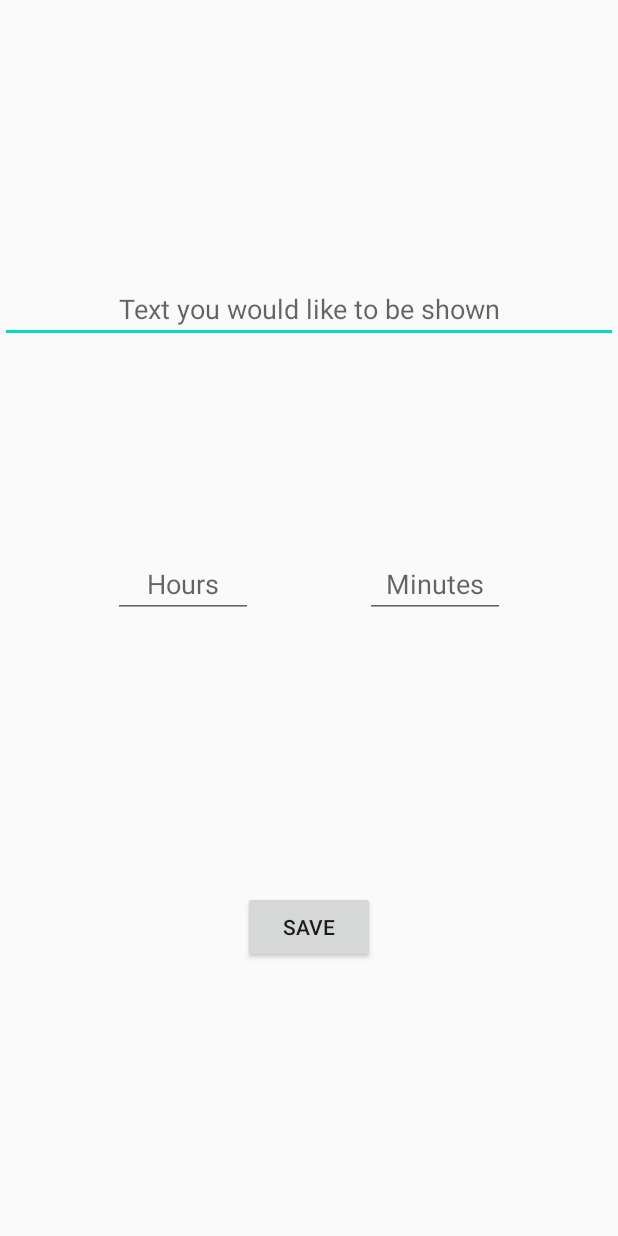
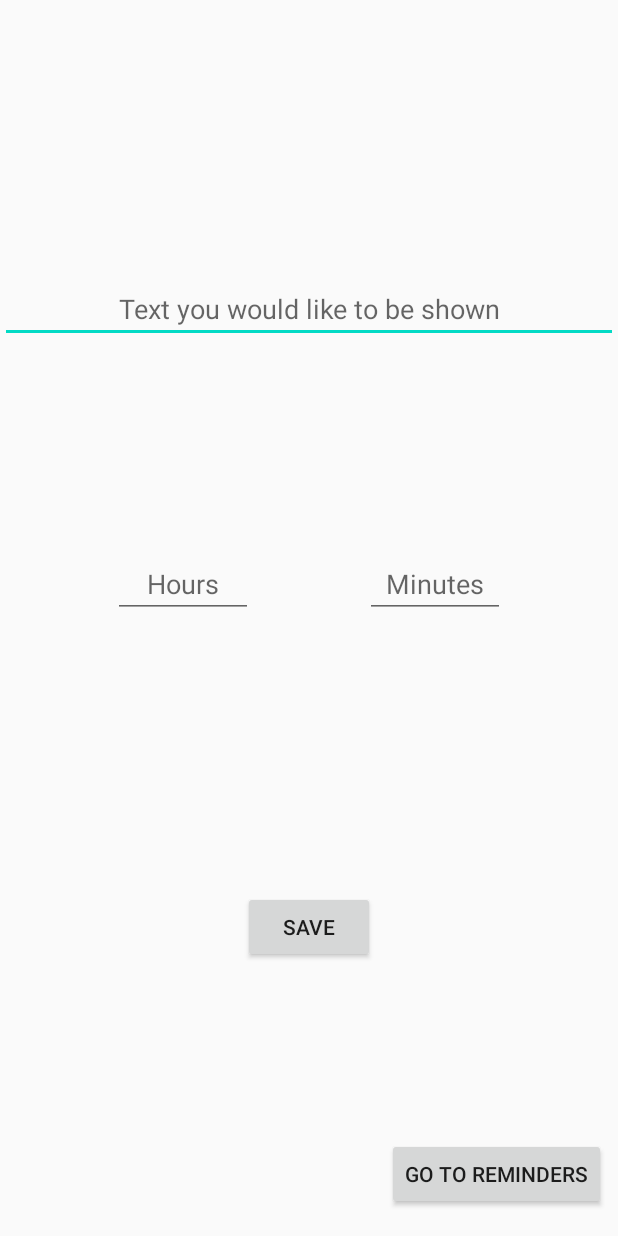
Before and after one commit to go-ammar/FixItReminder, an Android app: the screen it shows after launch (MainActivity), on a phone screen of 412 x 824 dp. Run offline under Robolectric (Android 15) with nearby library versions, the phone set to English and light mode, and no system bars.

Commit message:
bohat saari cheezen pt2

```diff
--- a/app/src/main/java/com/example/fixitreminder/Database.java
+++ b/app/src/main/java/com/example/fixitreminder/Database.java
@@ -29,7 +29,7 @@ public class Database {
         ourContext = context;
     }
 
-    private class DatabaseHelp extends SQLiteOpenHelper {
+    public class DatabaseHelp extends SQLiteOpenHelper {
 
 
         public DatabaseHelp(@Nullable Context context) {
@@ -37,6 +37,10 @@ public class Database {
             super(context, DATABASE_NAME, null, DATABASE_VERSION);
         }
 
+        @Override
+        public SQLiteDatabase getWritableDatabase() {
+            return super.getWritableDatabase();
+        }
 
         @Override
         public void onCreate(SQLiteDatabase db) {
@@ -76,20 +80,25 @@ public class Database {
         dbHelper.close();
     }
 
-    public void insertData(int time, String comment) {
+    public long insertData(int time, String comment) {
 
-//        SQLiteDatabase db = this.getWritableDatabase();
-//        db.beginTransaction();
+        ourDatabase = dbHelper.getWritableDatabase();
+        ourDatabase.beginTransaction();
+        Log.d("humariApp", "insertData: ");
 
         ContentValues contentValues = new ContentValues();
         contentValues.put(COL_1, time);
         contentValues.put(COL_2, comment);
-        ourDatabase.insert(table1, null, contentValues);
-//        ourDatabase.setTransactionSuccessful();
-//        ourDatabase.endTransaction();
+        Log.d("humariApp", "insertData: "+ contentValues);
         Log.d("humariApp", "Data entered successfully: ");
+        ourDatabase.setTransactionSuccessful();
+        ourDatabase.endTransaction();
+
+        return ourDatabase.insert(DATABASE_NAME, null, contentValues);
 
     }
+
+
 
 
     public String getData() {
@@ -97,8 +106,8 @@ public class Database {
         Cursor cursor = ourDatabase.query(table1, columns, null, null,
                 null, null, null);
         String comment = "";
-        int iRowId = cursor.getColumnIndex(COL_0);
-        int iRowTime = cursor.getColumnIndex(COL_1);
+//        int iRowId = cursor.getColumnIndex(COL_0);
+//        int iRowTime = cursor.getColumnIndex(COL_1);
         int iRowComment = cursor.getColumnIndex(COL_2);
 
         for (cursor.moveToFirst(); !cursor.isAfterLast(); cursor.moveToNext()) {
--- a/app/src/main/java/com/example/fixitreminder/MainActivity.java
+++ b/app/src/main/java/com/example/fixitreminder/MainActivity.java
@@ -21,7 +21,7 @@ public class MainActivity extends AppCompatActivity {
     EditText mins;
     EditText hours;
     Database mHelper;
-
+    Button mButtonshift;
 
     int totalDelay = 5000;
 
@@ -40,8 +40,9 @@ public class MainActivity extends AppCompatActivity {
         mButton =  findViewById(R.id.saveButton);
         mins = findViewById(R.id.editTextMins);
         hours =  findViewById(R.id.editTextHours);
+        mButtonshift = findViewById(R.id.shift_button);
         mHelper = new Database(this);
-
+        mHelper.open();
 
         mButton.setOnClickListener(new View.OnClickListener() {
             @Override
@@ -49,13 +50,22 @@ public class MainActivity extends AppCompatActivity {
                 //TODO what happens when you click the save button? logic goes here.
 //totalDelay = 1000 * 60 * Integer.parseInt(mins.getText().toString()) + (Integer.parseInt(hours.getText().toString()) * 60);
 
-                mHelper.insertData(1000 * 60 * Integer.parseInt(mins.getText().toString().trim()) +
-                                (Integer.parseInt(hours.getText().toString().trim()) * 60),
+                mHelper.insertData(1000 * 60 * Integer.parseInt(mins.getText().toString()) +
+                                (Integer.parseInt(hours.getText().toString()) * 60),
                                 message.getText().toString().trim());
 
                 message.setText(R.string.reminder_text);
                 mins.setText(R.string.time_mins);
                 hours.setText(R.string.time_hrs);
+            }
+        });
+        mHelper.close();
+
+        mButtonshift.setOnClickListener(new View.OnClickListener() {
+            @Override
+            public void onClick(View v) {
+                Intent intent = new Intent(getApplicationContext(), Reminder.class );
+                startActivity(intent);
             }
         });
 
@@ -67,7 +77,7 @@ public class MainActivity extends AppCompatActivity {
                 //do something
                 PowerManager pm = (PowerManager) getSystemService(Context.POWER_SERVICE);
                 isScreenOn = pm.isInteractive();
-                Log.d("humariApp", "onCreate after delay again and again: " + isScreenOn);
+     //           Log.d("humariApp", "onCreate after delay again and again: " + isScreenOn);
                 handler.postDelayed(runnable, totalDelay);
             }
         }, totalDelay);
@@ -100,7 +110,7 @@ public class MainActivity extends AppCompatActivity {
                 //do something
                 PowerManager pm = (PowerManager) getSystemService(Context.POWER_SERVICE);
                 isScreenOn = pm.isInteractive();
-                Log.d("humariApp", "onStop after delay again and again: " + isScreenOn);
+  //              Log.d("humariApp", "onStop after delay again and again: " + isScreenOn);
                 handler.postDelayed(runnable, totalDelay);
             }
         }, totalDelay);
@@ -140,7 +150,7 @@ public class MainActivity extends AppCompatActivity {
                 //do something
                 PowerManager pm = (PowerManager) getSystemService(Context.POWER_SERVICE);
                 isScreenOn = pm.isInteractive();
-                Log.d("humariApp", "onPause after delay again and again: " + isScreenOn);
+ //               Log.d("humariApp", "onPause after delay again and again: " + isScreenOn);
                 handler.postDelayed(runnable, totalDelay);
             }
         }, totalDelay);
@@ -168,7 +178,7 @@ public class MainActivity extends AppCompatActivity {
                 //do something
                 PowerManager pm = (PowerManager) getSystemService(Context.POWER_SERVICE);
                 isScreenOn = pm.isInteractive();
-                Log.d("humariApp", "onResume after delay again and again: " + isScreenOn);
+   //             Log.d("humariApp", "onResume after delay again and again: " + isScreenOn);
                 handler.postDelayed(runnable, totalDelay);
             }
         }, totalDelay);
--- a/app/src/main/java/com/example/fixitreminder/Reminder.java
+++ b/app/src/main/java/com/example/fixitreminder/Reminder.java
@@ -3,6 +3,7 @@ package com.example.fixitreminder;
 import androidx.appcompat.app.AppCompatActivity;
 
 import android.os.Bundle;
+import android.util.Log;
 import android.widget.TextView;
 
 public class Reminder extends AppCompatActivity {
@@ -14,6 +15,7 @@ public class Reminder extends AppCompatActivity {
         super.onCreate(savedInstanceState);
         setContentView(R.layout.activity_reminder);
 
+        Log.d("humariApp", "onCreate reminder activity: ");
         db = new Database(this);
         mReminders.setText(db.getData());
     }
--- a/app/src/main/res/layout/activity_main.xml
+++ b/app/src/main/res/layout/activity_main.xml
@@ -27,42 +27,59 @@
         android:id="@+id/EditTextmessage"
         android:layout_width="0dp"
         android:layout_height="wrap_content"
+        android:autofillHints=""
         android:ems="10"
         android:gravity="center"
+        android:hint="@string/reminder_text"
         android:inputType="textPersonName"
         app:layout_constraintBottom_toTopOf="@+id/guideline"
         app:layout_constraintEnd_toEndOf="parent"
         app:layout_constraintHorizontal_bias="0.497"
         app:layout_constraintStart_toStartOf="parent"
-        app:layout_constraintTop_toTopOf="parent"
-        android:hint="@string/reminder_text"
-        android:autofillHints="" />
+        app:layout_constraintTop_toTopOf="parent" />
 
     <EditText
         android:id="@+id/editTextHours"
         android:layout_width="93dp"
         android:layout_height="wrap_content"
+        android:autofillHints="0"
         android:ems="10"
         android:foregroundGravity="center"
         android:gravity="center"
+        android:hint="@string/time_hrs"
         android:inputType="number"
         app:layout_constraintBottom_toTopOf="@+id/guideline"
         app:layout_constraintEnd_toStartOf="@+id/editTextMins"
-        app:layout_constraintStart_toStartOf="parent"
-        android:hint="@string/time_hrs"
-        android:autofillHints="0" />
+        app:layout_constraintStart_toStartOf="parent" />
 
     <EditText
         android:id="@+id/editTextMins"
         android:layout_width="93dp"
         android:layout_height="wrap_content"
+        android:autofillHints="0"
         android:ems="10"
         android:foregroundGravity="center"
         android:gravity="center|center_vertical"
+        android:hint="@string/time_mins"
         android:inputType="number"
         app:layout_constraintBottom_toTopOf="@+id/guideline"
         app:layout_constraintEnd_toEndOf="parent"
-        app:layout_constraintStart_toEndOf="@id/editTextHours"
-        android:hint="@string/time_mins"
-        android:autofillHints="0" />
+        app:layout_constraintStart_toEndOf="@id/editTextHours" />
+
+    <Button
+        android:id="@+id/shift_button"
+        android:layout_width="wrap_content"
+        android:layout_height="wrap_content"
+        android:text="@string/go_to_reminders_button"
+        app:layout_constraintBottom_toBottomOf="parent"
+        app:layout_constraintEnd_toEndOf="parent"
+        app:layout_constraintStart_toEndOf="@+id/saveButton"
+        app:layout_constraintTop_toTopOf="@+id/guideline2" />
+
+    <androidx.constraintlayout.widget.Guideline
+        android:id="@+id/guideline2"
+        android:layout_width="wrap_content"
+        android:layout_height="wrap_content"
+        android:orientation="horizontal"
+        app:layout_constraintGuide_percent="0.9" />
 </androidx.constraintlayout.widget.ConstraintLayout>
--- a/app/src/main/res/values/strings.xml
+++ b/app/src/main/res/values/strings.xml
@@ -5,6 +5,7 @@
     <string name="reminder_text">Text you would like to be shown</string>
     <string name="button_text">Save</string>
     <string name="Comment_text">Comment</string>
+    <string name="go_to_reminders_button">Go to reminders</string>
 
 
 </resources>
```
